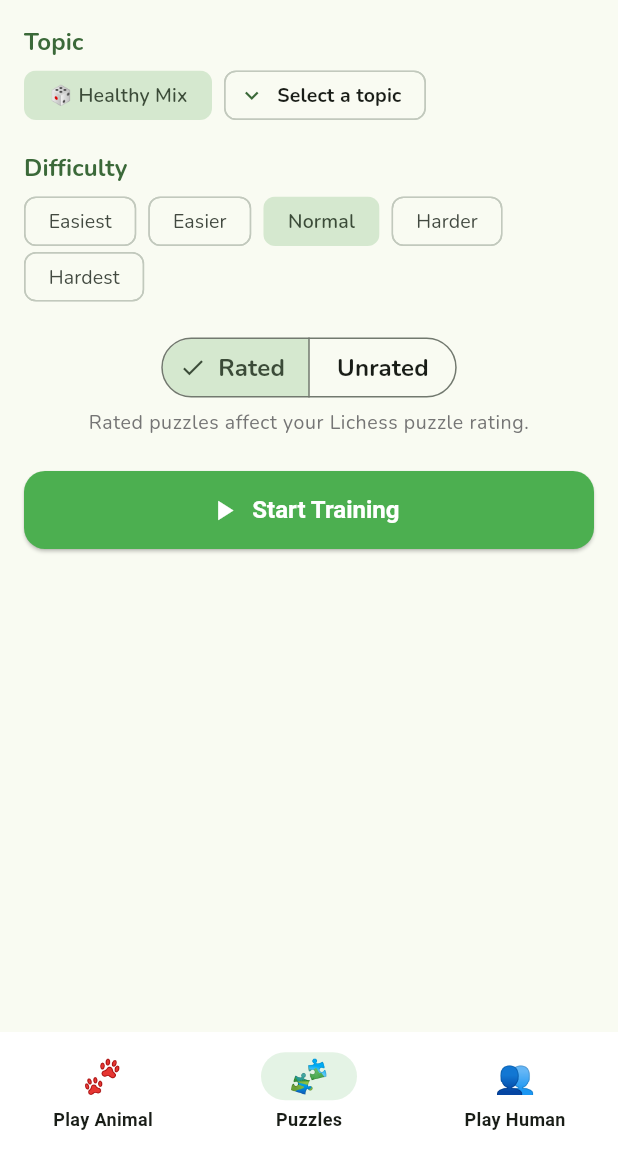
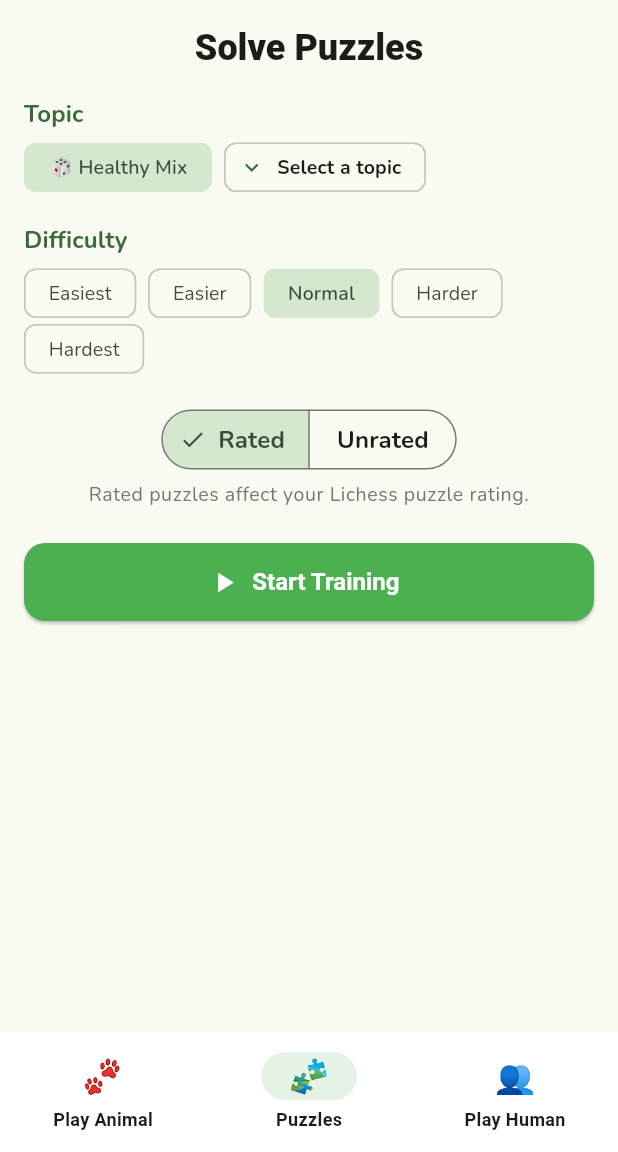
Before and after one commit to paljenczy/chesspals-app, a Flutter app: the PuzzleScreen screen opened by its route, on a phone screen of 412 x 824 dp, the part 84-1236 px from its top. Run offline on Flutter 3.47's test engine with Material 3 defaults, Android fonts, the phone set to English and light mode, and no system bars; our stand-ins replace app_links, audioplayers, fast_immutable_collections, flutter_riverpod, flutter_secure_storage, flutter_svg and 4 more; missing offline and left inert: chessground, dartchess; accounts and stored records are empty; network calls fail.

Commit message:
Add screen title to puzzle setup view
"Solve Puzzles" / "Feladványok" heading matching the bot select and play
human screen title pattern.

```diff
--- a/src/lib/l10n/app_en.arb
+++ b/src/lib/l10n/app_en.arb
@@ -163,6 +163,7 @@
   "puzzleButtonLoad": "Load Daily Puzzle",
   "puzzleButtonRandom": "Random Puzzle",
   "puzzleReadyText": "Ready to solve puzzles?",
+  "puzzleSetupTitle": "Solve Puzzles",
   "puzzleErrorNoInternet": "No internet connection.\nCheck your Wi-Fi and try again!",
   "puzzleErrorGeneric": "Something went wrong.\nPlease try again.",
   "puzzleTryAgain": "Try Again",
--- a/src/lib/l10n/app_hu.arb
+++ b/src/lib/l10n/app_hu.arb
@@ -128,6 +128,7 @@
   "puzzleButtonLoad": "Napi feladány betöltése",
   "puzzleButtonRandom": "Véletlenszerű feladány",
   "puzzleReadyText": "Készen állsz feladványok megoldására?",
+  "puzzleSetupTitle": "Feladványok",
   "puzzleErrorNoInternet": "Nincs internetkapcsolat.\nEllenőrizd a Wi-Fi-t és próbáld újra!",
   "puzzleErrorGeneric": "Valami hiba történt.\nKérlek próbáld újra.",
   "puzzleTryAgain": "Újrapróbálás",
--- a/src/lib/l10n/app_localizations.dart
+++ b/src/lib/l10n/app_localizations.dart
@@ -764,6 +764,12 @@ abstract class AppLocalizations {
   /// **'Ready to solve puzzles?'**
   String get puzzleReadyText;
 
+  /// No description provided for @puzzleSetupTitle.
+  ///
+  /// In en, this message translates to:
+  /// **'Solve Puzzles'**
+  String get puzzleSetupTitle;
+
   /// No description provided for @puzzleErrorNoInternet.
   ///
   /// In en, this message translates to:
--- a/src/lib/l10n/app_localizations_en.dart
+++ b/src/lib/l10n/app_localizations_en.dart
@@ -372,6 +372,9 @@ class AppLocalizationsEn extends AppLocalizations {
   String get puzzleReadyText => 'Ready to solve puzzles?';
 
   @override
+  String get puzzleSetupTitle => 'Solve Puzzles';
+
+  @override
   String get puzzleErrorNoInternet =>
       'No internet connection.\nCheck your Wi-Fi and try again!';
 
--- a/src/lib/l10n/app_localizations_hu.dart
+++ b/src/lib/l10n/app_localizations_hu.dart
@@ -373,6 +373,9 @@ class AppLocalizationsHu extends AppLocalizations {
   String get puzzleReadyText => 'Készen állsz feladványok megoldására?';
 
   @override
+  String get puzzleSetupTitle => 'Feladványok';
+
+  @override
   String get puzzleErrorNoInternet =>
       'Nincs internetkapcsolat.\nEllenőrizd a Wi-Fi-t és próbáld újra!';
 
--- a/src/lib/src/view/puzzle/puzzle_screen.dart
+++ b/src/lib/src/view/puzzle/puzzle_screen.dart
@@ -58,6 +58,16 @@ class _PuzzleSetupViewState extends ConsumerState<_PuzzleSetupView> {
         child: Column(
           crossAxisAlignment: CrossAxisAlignment.stretch,
           children: [
+            // Screen title
+            Text(
+              l.puzzleSetupTitle,
+              style: Theme.of(context).textTheme.headlineSmall?.copyWith(
+                    fontWeight: FontWeight.w800,
+                  ),
+              textAlign: TextAlign.center,
+            ),
+            const SizedBox(height: 16),
+
             // ── Topic row: Healthy Mix + Select a topic + selected display ──
             _SectionHeader(title: l.puzzleTopicLabel),
             const SizedBox(height: 8),
```
Also changed, not shown: 1 other file.
